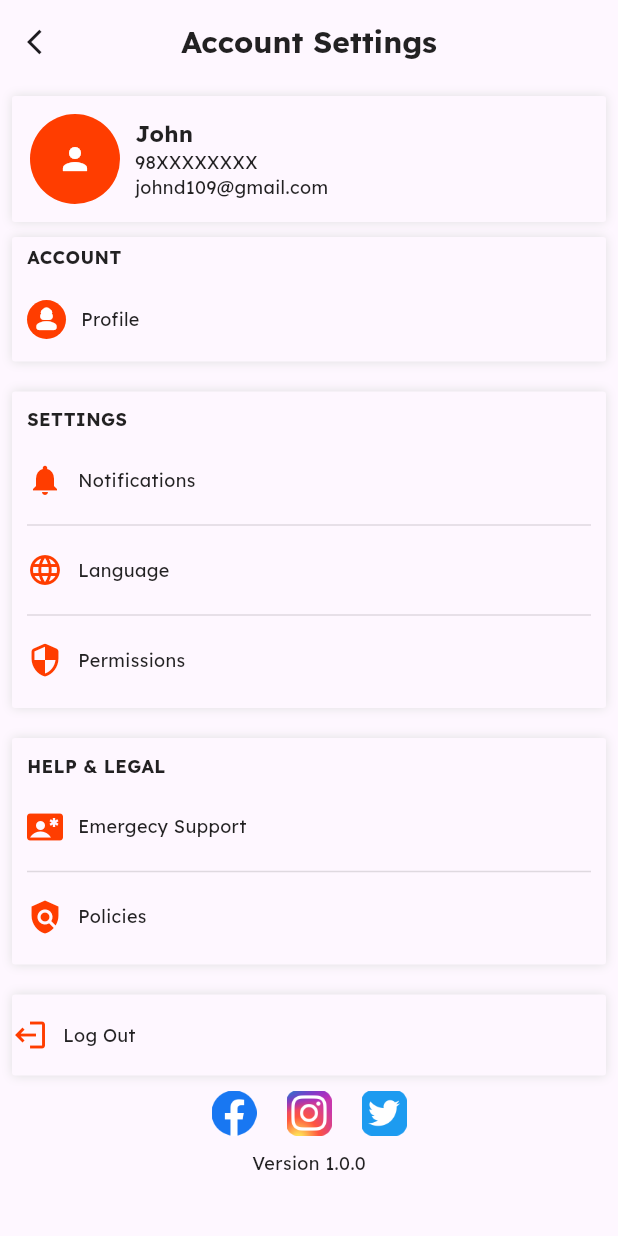
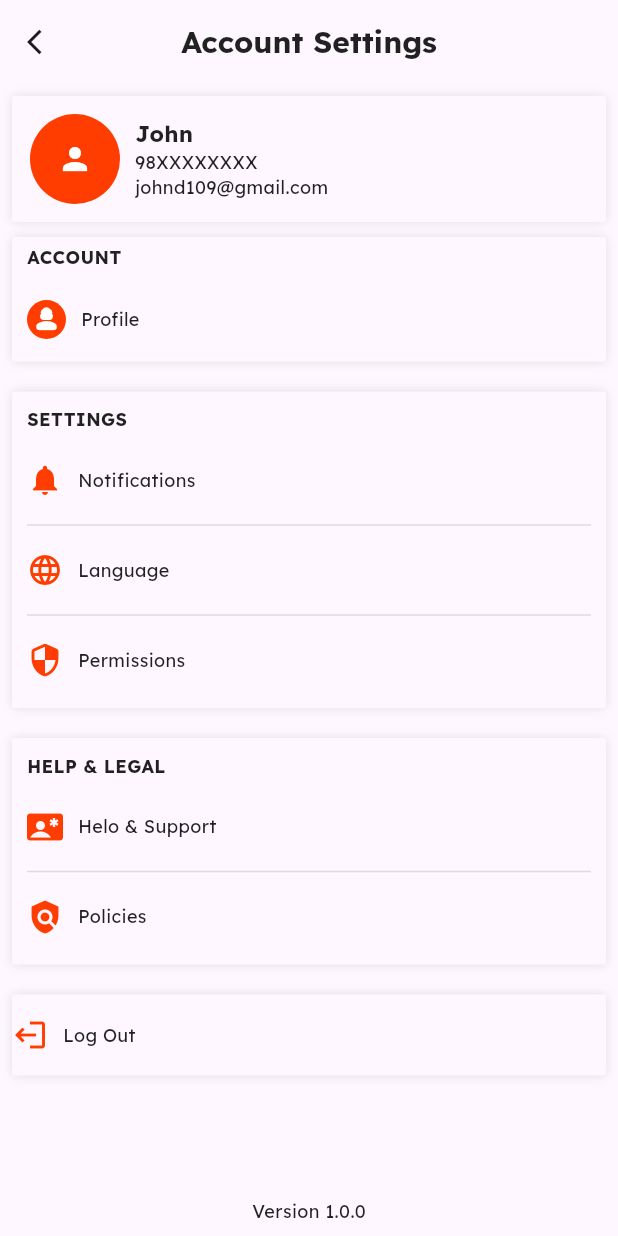
Before and after one commit to RMO-Food/rmo-food-mobile, a Flutter app: the CustomDrawer screen opened directly, on a phone screen of 412 x 824 dp. Run offline on Flutter 3.47's test engine with Material 3 defaults, Android fonts, the phone set to English and light mode, and no system bars; our stand-ins replace bloc, flutter_bloc, flutter_svg, get_it, image_picker, shared_preferences and 1 more; missing offline and left inert: qr_code_scanner, scan; accounts and stored records are empty; network calls fail.

Commit message:
implemented help and support UI

```diff
--- a/lib/config/routes_data.dart
+++ b/lib/config/routes_data.dart
@@ -5,6 +5,7 @@ class Routes {
   static String cafeDetail = "/cafeDetail";
   static String confirmOrder = "/confirmOrder";
   static String home = "/home";
+  static String helpAndSupport = "/helpAndSupport";
   static String loginScreen = "/loginScreen";
   static String qrScanner = "/qrScanner";
 }
@@ -15,6 +16,7 @@ Map<String, Function> getRoutes = {
       CafeDetailScreen(cafeDatum: argument?['cafeDatum']),
   Routes.confirmOrder: (argument) => const ConfirmOrder(),
   Routes.home: (argument) => const HomeNavigationScreen(),
+  Routes.helpAndSupport: (argument) => const HelpAndSupport(),
   Routes.loginScreen: (argument) => const LoginScreen(),
   Routes.qrScanner: (argument) => const QRscannerSreen()
 };
--- a/lib/config/routes_imports.dart
+++ b/lib/config/routes_imports.dart
@@ -4,5 +4,6 @@ import 'package:rmo_food/src/pages/authentication/login.dart';
 import 'package:rmo_food/src/pages/bottom_nav/bottom_nav.dart';
 import 'package:rmo_food/src/pages/services/cafe/presentation/cafe_detail.dart';
 import 'package:rmo_food/src/pages/services/checkout/confirm_order.dart';
+import 'package:rmo_food/src/pages/services/help_support/pages/help_support.dart';
 
 part 'routes_data.dart';
--- a/lib/infrastructure/model/login_token.dart
+++ b/lib/infrastructure/model/login_token.dart
@@ -3,6 +3,6 @@ class LoginToken {
   final String? accessToken;
   LoginToken({required this.refreshToken, required this.accessToken});
 
-  factory LoginToken.fromJson(Map<String, dynamic> json) =>
-      LoginToken(refreshToken: json['refresh'], accessToken: json['access']);
+  factory LoginToken.fromJson(Map<String, dynamic> json) => LoginToken(
+      refreshToken: json['refresh'] ?? "", accessToken: json['access'] ?? "");
 }
--- a/lib/infrastructure/repository/http_api_repo_impl.dart
+++ b/lib/infrastructure/repository/http_api_repo_impl.dart
@@ -1,3 +1,5 @@
+import 'dart:convert';
+
 import 'package:rmo_food/core/error_handler.dart';
 import 'package:rmo_food/infrastructure/data/http_execute_dto.dart';
 import 'package:rmo_food/infrastructure/repository/http_api_repo.dart';
@@ -18,8 +20,8 @@ class HttpApiRepoImpl implements HttpApiRepo {
         method: method, path: path, query: query ?? {}, data: data);
     final responseData =
         await httpExecuter.finalExecution(httpGetOrPostDataDto);
-    errorMessage = "";
-    // errorHandler.getValidationMessage(jsonDecode(responseData ?? '{}'));
+    errorMessage =
+        errorHandler.getValidationMessage(jsonDecode(responseData ?? '{}'));
     try {
       if (errorMessage.isNotEmpty) throw errorMessage;
       return responseData;
--- a/lib/main.dart
+++ b/lib/main.dart
@@ -66,7 +66,7 @@ class _AppWrapperState extends State<AppWrapper> {
         child: MaterialApp(
             navigatorKey: GeneratedRoute.navigatorKey,
             debugShowCheckedModeBanner: kDebugMode,
-            themeMode: ThemeMode.system,
+            // themeMode: ThemeMode.dark,
             theme: LightThemeData.themeData(),
             darkTheme: DarkThemeData.themeData(),
             onGenerateRoute: GeneratedRoute.generatedRoute));
--- a/lib/src/pages/drawer/drawer.dart
+++ b/lib/src/pages/drawer/drawer.dart
@@ -1,4 +1,5 @@
 import 'package:flutter/material.dart';
+import 'package:rmo_food/config/routes_imports.dart';
 import 'package:rmo_food/core/theme/common_theme.dart';
 import 'package:rmo_food/helper/back_button.dart';
 import 'package:rmo_food/helper/gap.dart';
@@ -16,9 +17,6 @@ class CustomDrawer extends StatelessWidget {
             title: const Text("Account Settings")),
         body: Padding(
             padding: const EdgeInsets.symmetric(vertical: 8.0, horizontal: 8),
-            child: SingleChildScrollView(
-                clipBehavior: Clip.none,
-                physics: const BouncingScrollPhysics(),
             child: Column(children: [
               // Profile
               AppWidgetHelper.decoratedContainer(context,
@@ -35,16 +33,15 @@ class CustomDrawer extends StatelessWidget {
                             children: [
                           Text("John",
                               style: TextStyle(
-                                      fontSize: 15,
-                                      fontWeight: FontWeight.bold)),
+                                  fontSize: 15, fontWeight: FontWeight.bold)),
                           Text("98XXXXXXXX"),
                           Text("johnd109@gmail.com")
                         ]))
                   ])),
               FixedGaps.verticalGap10,
               AppWidgetHelper.decoratedContainer(context,
-                      padding: const EdgeInsets.symmetric(
-                          horizontal: 10, vertical: 5),
+                  padding:
+                      const EdgeInsets.symmetric(horizontal: 10, vertical: 5),
                   child: Material(
                       child: Column(
                           crossAxisAlignment: CrossAxisAlignment.start,
@@ -108,9 +105,10 @@ class CustomDrawer extends StatelessWidget {
                             style: TextStyle(fontWeight: FontWeight.bold)),
                         FixedGaps.verticalGap10,
                         _options(
-                                onTap: () {},
+                            onTap: () => Navigator.pushNamed(
+                                context, Routes.helpAndSupport),
                             icon: Icons.contact_emergency,
-                                text: "Emergecy Support"),
+                            text: "Helo & Support"),
                         const Divider(color: Colors.black12),
                         _options(
                             onTap: () {},
@@ -132,8 +130,7 @@ class CustomDrawer extends StatelessWidget {
                                   onConfirm: () {
                                     Navigator.pop(context);
                                     Navigator.pushReplacement(context,
-                                            MaterialPageRoute(
-                                                builder: (context) {
+                                        MaterialPageRoute(builder: (context) {
                                       return const LoginScreen();
                                     }));
                                   },
@@ -141,8 +138,7 @@ class CustomDrawer extends StatelessWidget {
                                       "Are you sure you want to log out?");
                             },
                             child: Padding(
-                                  padding:
-                                      const EdgeInsets.symmetric(vertical: 10),
+                              padding: const EdgeInsets.symmetric(vertical: 10),
                               child: Row(children: [
                                 Transform.rotate(
                                     angle: 3.14,
@@ -157,30 +153,31 @@ class CustomDrawer extends StatelessWidget {
                               ]),
                             ))
                       ]))),
-                  Padding(
-                      padding: const EdgeInsets.symmetric(vertical: 10.0),
-                      child: Row(
-                          mainAxisAlignment: MainAxisAlignment.center,
-                          children: [
-                            InkWell(
-                                onTap: () {},
-                                child: Image.asset("assets/images/facebook.png",
-                                    height: 30, width: 30)),
-                            FixedGaps.horizontalGap20,
-                            InkWell(
-                                onTap: () {},
-                                child: Image.asset(
-                                    "assets/images/instagram.png",
-                                    height: 30,
-                                    width: 30)),
-                            FixedGaps.horizontalGap20,
-                            InkWell(
-                                onTap: () {},
-                                child: Image.asset("assets/images/twitter.png",
-                                    height: 30, width: 30))
-                          ])),
+              // Padding(
+              //     padding: const EdgeInsets.symmetric(vertical: 10.0),
+              //     child: Row(
+              //         mainAxisAlignment: MainAxisAlignment.center,
+              //         children: [
+              //           InkWell(
+              //               onTap: () {},
+              //               child: Image.asset("assets/images/facebook.png",
+              //                   height: 30, width: 30)),
+              //           FixedGaps.horizontalGap20,
+              //           InkWell(
+              //               onTap: () {},
+              //               child: Image.asset(
+              //                   "assets/images/instagram.png",
+              //                   height: 30,
+              //                   width: 30)),
+              //           FixedGaps.horizontalGap20,
+              //           InkWell(
+              //               onTap: () {},
+              //               child: Image.asset("assets/images/twitter.png",
+              //                   height: 30, width: 30))
+              //         ])),
+              const Spacer(),
               const Text("Version 1.0.0")
-                ]))));
+            ])));
   }
 
   Widget _options(
```
Also changed, not shown: lib/helper/custom_appbar.dart (+7 -9 lines), lib/service/http_executer.dart (+4 -5 lines), lib/splash.dart (+10 -4 lines), lib/src/pages/bottom_nav/bottom_nav.dart (+7 -4 lines), lib/src/pages/services/help_support/pages/help_support.dart (added, +115 -0 lines), lib/src/pages/services/home/home.dart (+4 -6 lines), assets/images/faq.png (added), assets/images/mail.png (added), assets/images/phone.png (added), assets/images/report.png (added), assets/images/viber.png (added), assets/images/whatsapp.png (added). Lines whose indentation alone changed are shown as unchanged.
